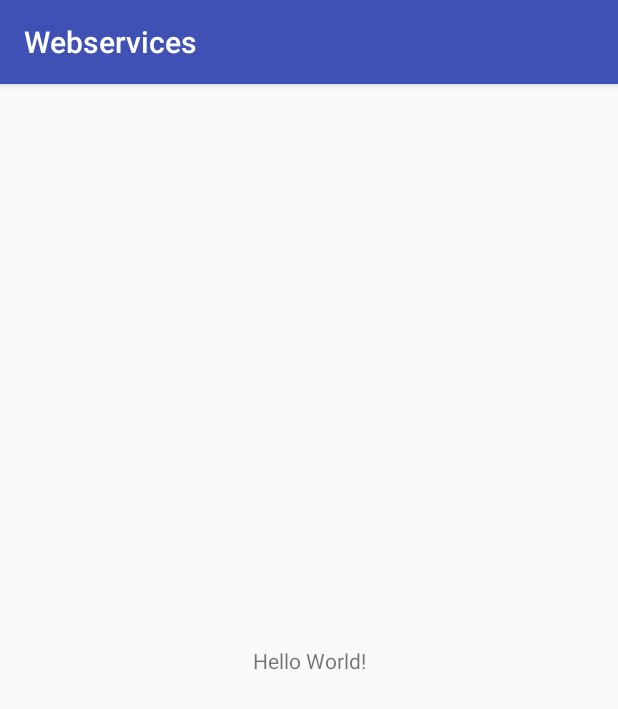
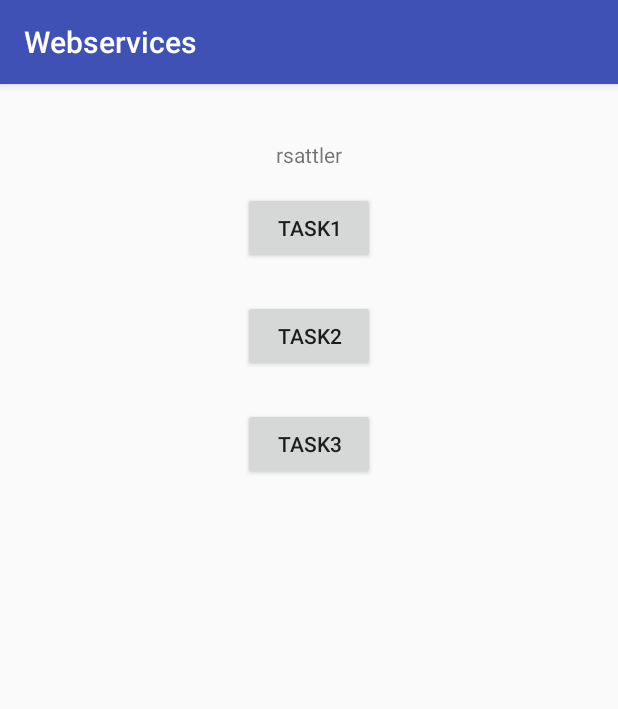
Before and after one commit to pifragile/Webservices, an Android app: the screen it shows after launch (MainActivity), on a phone screen of 412 x 824 dp. Shown: the top 709 px of the screen. Run offline under Robolectric (Android 15) with nearby library versions, the phone set to English and light mode, and no system bars.

Commit message:
put button in main activity, create rest activity

```diff
--- a/app/src/main/AndroidManifest.xml
+++ b/app/src/main/AndroidManifest.xml
@@ -16,6 +16,7 @@
                 <category android:name="android.intent.category.LAUNCHER" />
             </intent-filter>
         </activity>
+        <activity android:name=".RestActivity"></activity>
     </application>
 
 </manifest>
--- a/app/src/main/res/layout/activity_main.xml
+++ b/app/src/main/res/layout/activity_main.xml
@@ -9,10 +9,47 @@
     <TextView
         android:layout_width="wrap_content"
         android:layout_height="wrap_content"
-        android:text="Hello World!"
+        android:text="rsattler"
         app:layout_constraintBottom_toBottomOf="parent"
         app:layout_constraintLeft_toLeftOf="parent"
         app:layout_constraintRight_toRightOf="parent"
-        app:layout_constraintTop_toTopOf="parent" />
+        app:layout_constraintTop_toTopOf="parent"
+        app:layout_constraintVertical_bias="0.05" />
+
+    <Button
+        android:id="@+id/button"
+        android:layout_width="wrap_content"
+        android:layout_height="wrap_content"
+        android:onClick="task1"
+        android:text="Task1"
+        android:layout_gravity="center"
+        app:layout_constraintBottom_toBottomOf="parent"
+        app:layout_constraintLeft_toLeftOf="parent"
+        app:layout_constraintRight_toRightOf="parent"
+        app:layout_constraintTop_toTopOf="parent"
+        app:layout_constraintVertical_bias="0.1" />
+    />
+
+    <Button
+        android:id="@+id/button2"
+        android:layout_width="wrap_content"
+        android:layout_height="wrap_content"
+        android:text="Task2"
+        app:layout_constraintBottom_toBottomOf="parent"
+        app:layout_constraintLeft_toLeftOf="parent"
+        app:layout_constraintRight_toRightOf="parent"
+        app:layout_constraintTop_toTopOf="parent"
+        app:layout_constraintVertical_bias="0.2"/>
+
+    <Button
+        android:id="@+id/button3"
+        android:layout_width="wrap_content"
+        android:layout_height="wrap_content"
+        android:text="Task3"
+        app:layout_constraintBottom_toBottomOf="parent"
+        app:layout_constraintLeft_toLeftOf="parent"
+        app:layout_constraintRight_toRightOf="parent"
+        app:layout_constraintTop_toTopOf="parent"
+        app:layout_constraintVertical_bias="0.3"/>
 
 </android.support.constraint.ConstraintLayout>
```
Also changed, not shown: app/src/main/java/ch/ethz/inf/vs/rsattler/webservices/MainActivity.java (+7 -0 lines), app/src/main/java/ch/ethz/inf/vs/rsattler/webservices/RestActivity.java (added, +13 -0 lines), app/src/main/res/layout/activity_rest.xml (added, +9 -0 lines).
